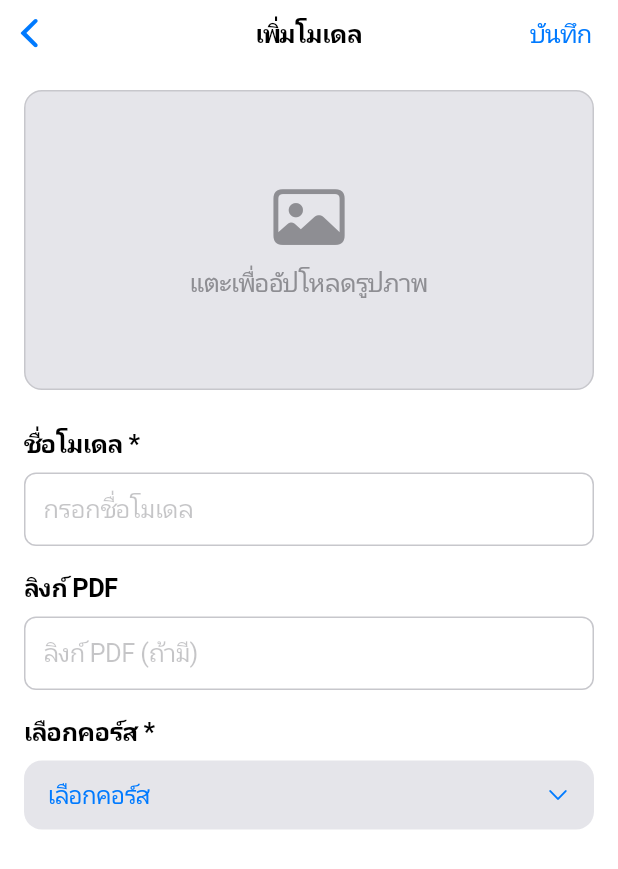
After one commit to natthaphonsitthibut/botbuilder, a Flutter app: the AddModelPage screen opened directly, on a phone screen of 412 x 824 dp. The commit adds this screen. Shown: the top 869 px of the screen. Run offline on Flutter 3.47's test engine with Material 3 defaults, Android fonts, the phone set to English and light mode, and no system bars; our stand-ins replace dio, flutter_dotenv, flutter_secure_storage, get, image_picker; missing offline and left inert: flutter_web_auth_2; accounts and stored records are empty; network calls fail.

Commit message:
add addmodel page

```diff
--- a/lib/models/model.dart
+++ b/lib/models/model.dart
@@ -1,16 +1,16 @@
 class Model {
-  final int id;
+  final int? id;
   final String name;
   final String? imageUrl;
   final String? pdfUrl;
   final int? courseId;
 
   Model({
-    required this.id,
+    this.id,
     required this.name,
-    required this.imageUrl,
-    required this.pdfUrl,
-    required this.courseId,
+    this.imageUrl,
+    this.pdfUrl,
+    this.courseId,
   });
 
   factory Model.fromJson(Map<String, dynamic> json) => Model(
--- /dev/null
+++ b/lib/pages/addmodel_page.dart
@@ -0,0 +1,265 @@
+import 'dart:io';
+import 'package:flutter/cupertino.dart';
+import 'package:botbuilder/models/model.dart';
+import 'package:botbuilder/models/course.dart';
+import 'package:botbuilder/services/model_service.dart';
+import 'package:botbuilder/services/course_service.dart';
+import 'package:image_picker/image_picker.dart';
+import 'package:flutter/material.dart' show Icons;
+
+class AddModelPage extends StatefulWidget {
+  const AddModelPage({super.key});
+
+  @override
+  State<AddModelPage> createState() => _AddModelPageState();
+}
+
+class _AddModelPageState extends State<AddModelPage> {
+  final _modelService = ModelService();
+  final _courseService = CourseService();
+
+  final _nameController = TextEditingController();
+  final _pdfUrlController = TextEditingController();
+  final _courseIdController = TextEditingController();
+
+  File? _imageFile;
+  bool _isLoading = false;
+
+  List<Course> courses = [];
+  Course? selectedCourse;
+
+  @override
+  void initState() {
+    super.initState();
+    loadCourses();
+  }
+
+  Future<void> loadCourses() async {
+    try {
+      final data = await _courseService.getCourses();
+      setState(() {
+        courses = data;
+        if (courses.isNotEmpty) {
+          selectedCourse = courses.first;
+          _courseIdController.text = selectedCourse!.id.toString();
+        }
+      });
+    } catch (e) {
+      print("Error loading courses: $e");
+    }
+  }
+
+  Future<void> _pickImage() async {
+    final ImagePicker picker = ImagePicker();
+    final XFile? image = await picker.pickImage(source: ImageSource.gallery);
+
+    if (image != null) {
+      setState(() {
+        _imageFile = File(image.path);
+      });
+    }
+  }
+
+  Future<void> _createModel() async {
+    if (_nameController.text.isEmpty || selectedCourse == null) {
+      _showErrorDialog('กรุณากรอกชื่อและเลือกคอร์ส');
+      return;
+    }
+
+    setState(() {
+      _isLoading = true;
+    });
+
+    try {
+      final model = Model(
+        name: _nameController.text,
+        pdfUrl:
+            _pdfUrlController.text.isNotEmpty ? _pdfUrlController.text : null,
+        courseId: selectedCourse!.id,
+      );
+
+      await _modelService.createModel(model, _imageFile);
+
+      if (context.mounted) {
+        Navigator.of(context).pop(true);
+      }
+    } catch (e) {
+      print('Error creating model: $e');
+      if (context.mounted) {
+        _showErrorDialog('เกิดข้อผิดพลาด: $e');
+      }
+    } finally {
+      if (mounted) {
+        setState(() {
+          _isLoading = false;
+        });
+      }
+    }
+  }
+
+  void _showErrorDialog(String message) {
+    showCupertinoDialog(
+      context: context,
+      builder:
+          (context) => CupertinoAlertDialog(
+            title: const Text('ข้อผิดพลาด'),
+            content: Text(message),
+            actions: [
+              CupertinoDialogAction(
+                child: const Text('ตกลง'),
+                onPressed: () => Navigator.pop(context),
+              ),
+            ],
+          ),
+    );
+  }
+
+  @override
+  void dispose() {
+    _nameController.dispose();
+    _pdfUrlController.dispose();
+    _courseIdController.dispose();
+    super.dispose();
+  }
+
+  @override
+  Widget build(BuildContext context) {
+    return CupertinoPageScaffold(
+      navigationBar: CupertinoNavigationBar(
+        middle: const Text('เพิ่มโมเดล'),
+        trailing:
+            _isLoading
+                ? const CupertinoActivityIndicator()
+                : CupertinoButton(
+                  padding: EdgeInsets.zero,
+                  child: const Text('บันทึก'),
+                  onPressed: _createModel,
+                ),
+      ),
+      child: SafeArea(
+        child: Padding(
+          padding: const EdgeInsets.all(16.0),
+          child: ListView(
+            children: [
+              GestureDetector(
+                onTap: _pickImage,
+                child: Container(
+                  height: 200,
+                  decoration: BoxDecoration(
+                    color: CupertinoColors.systemGrey5,
+                    borderRadius: BorderRadius.circular(12),
+                    border: Border.all(color: CupertinoColors.systemGrey3),
+                  ),
+                  child:
+                      _imageFile != null
+                          ? ClipRRect(
+                            borderRadius: BorderRadius.circular(12),
+                            child: Image.file(_imageFile!, fit: BoxFit.cover),
+                          )
+                          : Center(
+                            child: Column(
+                              mainAxisAlignment: MainAxisAlignment.center,
+                              children: const [
+                                Icon(
+                                  CupertinoIcons.photo,
+                                  size: 48,
+                                  color: CupertinoColors.systemGrey,
+                                ),
+                                SizedBox(height: 8),
+                                Text(
+                                  'แตะเพื่ออัปโหลดรูปภาพ',
+                                  style: TextStyle(
+                                    color: CupertinoColors.systemGrey,
+                                  ),
+                                ),
+                              ],
+                            ),
+                          ),
+                ),
+              ),
+              const SizedBox(height: 24),
+              const Text(
+                'ชื่อโมเดล *',
+                style: TextStyle(fontWeight: FontWeight.bold),
+              ),
+              const SizedBox(height: 8),
+              CupertinoTextField(
+                controller: _nameController,
+                placeholder: 'กรอกชื่อโมเดล',
+                padding: const EdgeInsets.all(12),
+                decoration: BoxDecoration(
+                  border: Border.all(color: CupertinoColors.systemGrey3),
+                  borderRadius: BorderRadius.circular(8),
+                ),
+              ),
+              const SizedBox(height: 16),
+              const Text(
+                'ลิงก์ PDF',
+                style: TextStyle(fontWeight: FontWeight.bold),
+              ),
+              const SizedBox(height: 8),
+              CupertinoTextField(
+                controller: _pdfUrlController,
+                placeholder: 'ลิงก์ PDF (ถ้ามี)',
+                padding: const EdgeInsets.all(12),
+                decoration: BoxDecoration(
+                  border: Border.all(color: CupertinoColors.systemGrey3),
+                  borderRadius: BorderRadius.circular(8),
+                ),
+              ),
+              const SizedBox(height: 16),
+              const Text(
+                'เลือกคอร์ส *',
+                style: TextStyle(fontWeight: FontWeight.bold),
+              ),
+              const SizedBox(height: 8),
+              CupertinoButton(
+                padding: const EdgeInsets.symmetric(
+                  horizontal: 16,
+                  vertical: 12,
+                ),
+                color: CupertinoColors.systemGrey5,
+                onPressed: () {
+                  showCupertinoModalPopup(
+                    context: context,
+                    builder:
+                        (_) => Container(
+                          height: 250,
+                          color: CupertinoColors.white,
+                          child: CupertinoPicker(
+                            scrollController: FixedExtentScrollController(
+                              initialItem: courses.indexWhere(
+                                (c) => c.id == selectedCourse?.id,
+                              ),
+                            ),
+                            itemExtent: 40,
+                            onSelectedItemChanged: (index) {
+                              setState(() {
+                                selectedCourse = courses[index];
+                                _courseIdController.text =
+                                    selectedCourse!.id.toString();
+                              });
+                            },
+                            children: courses.map((c) => Text(c.name)).toList(),
+                          ),
+                        ),
+                  );
+                },
+                child: Row(
+                  mainAxisAlignment: MainAxisAlignment.spaceBetween,
+                  children: [
+                    Text(
+                      selectedCourse?.name ?? 'เลือกคอร์ส',
+                      style: const TextStyle(fontSize: 16),
+                    ),
+                    const Icon(CupertinoIcons.chevron_down, size: 16),
+                  ],
+                ),
+              ),
+            ],
+          ),
+        ),
+      ),
+    );
+  }
+}
--- a/lib/services/model_service.dart
+++ b/lib/services/model_service.dart
@@ -22,7 +22,7 @@ class ModelService {
       'pdfUrl': model.pdfUrl,
       'courseId': model.courseId,
       if (file != null)
-        'image': await MultipartFile.fromFile(
+        'file': await MultipartFile.fromFile(
           file.path,
           filename: file.path.split('/').last,
         ),
@@ -38,7 +38,7 @@ class ModelService {
       'pdfUrl': model.pdfUrl,
       'courseId': model.courseId,
       if (file != null)
-        'image': await MultipartFile.fromFile(
+        'file': await MultipartFile.fromFile(
           file.path,
           filename: file.path.split('/').last,
         ),
--- a/pubspec.yaml
+++ b/pubspec.yaml
@@ -43,6 +43,7 @@ dependencies:
   get: ^4.6.6
   flutter_web_auth_2: ^2.0.3
   flutter_secure_storage: ^9.0.0
+  image_picker: ^1.1.2
 #   flutter_launcher_icons: "^0.14.3"
 
 # flutter_icons:
```
Also changed, not shown: lib/pages/course_page.dart (+13 -11 lines), lib/pages/model_page.dart (+16 -4 lines), pubspec.lock, 7 other files.
